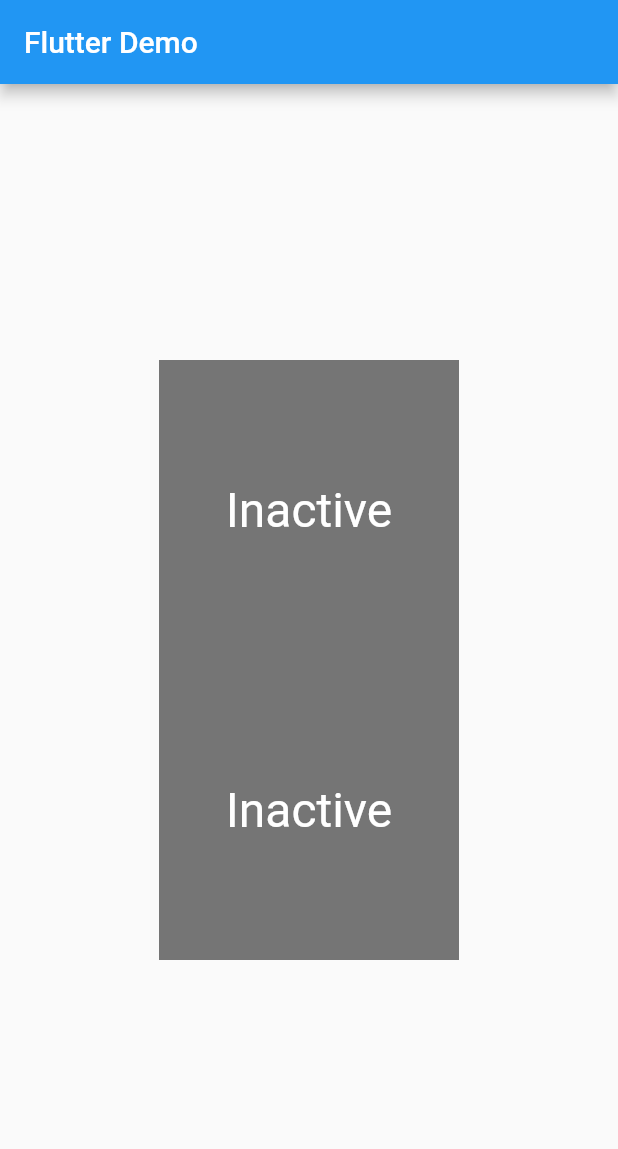
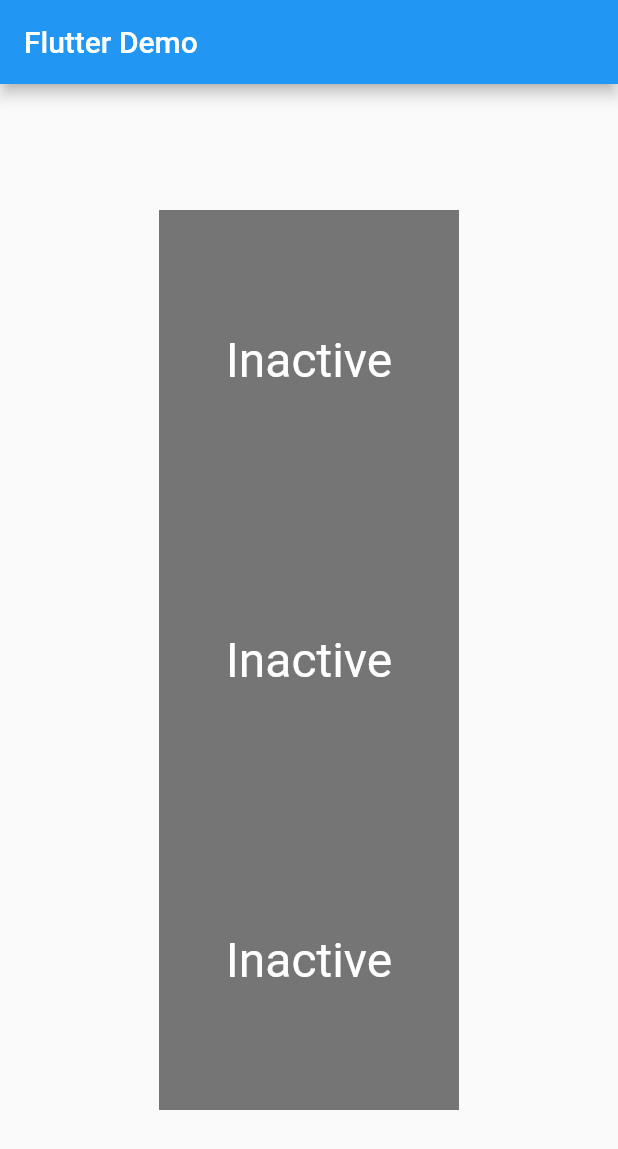
Before and after one commit to IoNishimura/flutter_tutorials, a Flutter app: the screen it shows after launch, on a phone screen of 412 x 824 dp. Shown: the top 1149 px of the screen. Run offline on Flutter 3.47's test engine with Material 2 defaults, Android fonts, the phone set to English and light mode, and no system bars.

Commit message:
Interactiveチュートリアルおわり

```diff
--- a/lib/main.dart
+++ b/lib/main.dart
@@ -18,6 +18,7 @@ class MyApp extends StatelessWidget {
             children: [
               TapboxA(),
               ParentWidget(),
+              ParentWidgetC(),
             ],
           ),
         ),
@@ -130,4 +131,94 @@ class TapboxB extends StatelessWidget {
 
 //---------------------------- ParentWidget ----------------------------
 
+class ParentWidgetC extends StatefulWidget {
+  @override
+  _ParentWidgetCState createState() => _ParentWidgetCState();
+}
+
+class _ParentWidgetCState extends State<ParentWidgetC> {
+  bool _active = false;
+
+  void _handleTapBoxChanged(bool newValue) {
+    setState(() {
+      _active = newValue;
+    });
+  }
+
+  @override
+  Widget build(BuildContext context) {
+    return Container(
+      child: TapboxC(
+        active: _active,
+        onChanged: _handleTapBoxChanged,
+      ),
+    );
+  }
+}
+
 //----------------------------- TapboxC ------------------------------
+
+class TapboxC extends StatefulWidget {
+  TapboxC({Key key, this.active: false, @required this.onChanged})
+      : super(key: key);
+
+  final bool active;
+  final ValueChanged<bool> onChanged;
+
+  _TapboxCState createState() => _TapboxCState();
+}
+
+class _TapboxCState extends State<TapboxC> {
+  bool _highlight = false;
+
+  void _handleTapDown(TapDownDetails details) {
+    setState(() {
+      _highlight = true;
+    });
+  }
+
+  void _handleTapUp(TapUpDetails details) {
+    setState(() {
+      _highlight = false;
+    });
+  }
+
+  void _handleTapCancel() {
+    setState(() {
+      _highlight = false;
+    });
+  }
+
+  void _handelTap() {
+    widget.onChanged(!widget.active);
+  }
+
+  @override
+  Widget build(BuildContext context) {
+    return GestureDetector(
+      onTapDown: _handleTapDown,
+      onTapUp: _handleTapUp,
+      onTap: _handelTap,
+      onTapCancel: _handleTapCancel,
+      child: Container(
+        child: Center(
+          child: Text(
+            widget.active ? 'Active' : 'Inactive',
+            style: TextStyle(fontSize: 32.0, color: Colors.white),
+          ),
+        ),
+        width: 200.0,
+        height: 200.0,
+        decoration: BoxDecoration(
+          color: widget.active ? Colors.lightGreen[700] : Colors.grey[600],
+          border: _highlight
+              ? Border.all(
+                  color: Colors.teal[700],
+                  width: 10.0,
+                )
+              : null,
+        ),
+      ),
+    );
+  }
+}
```
